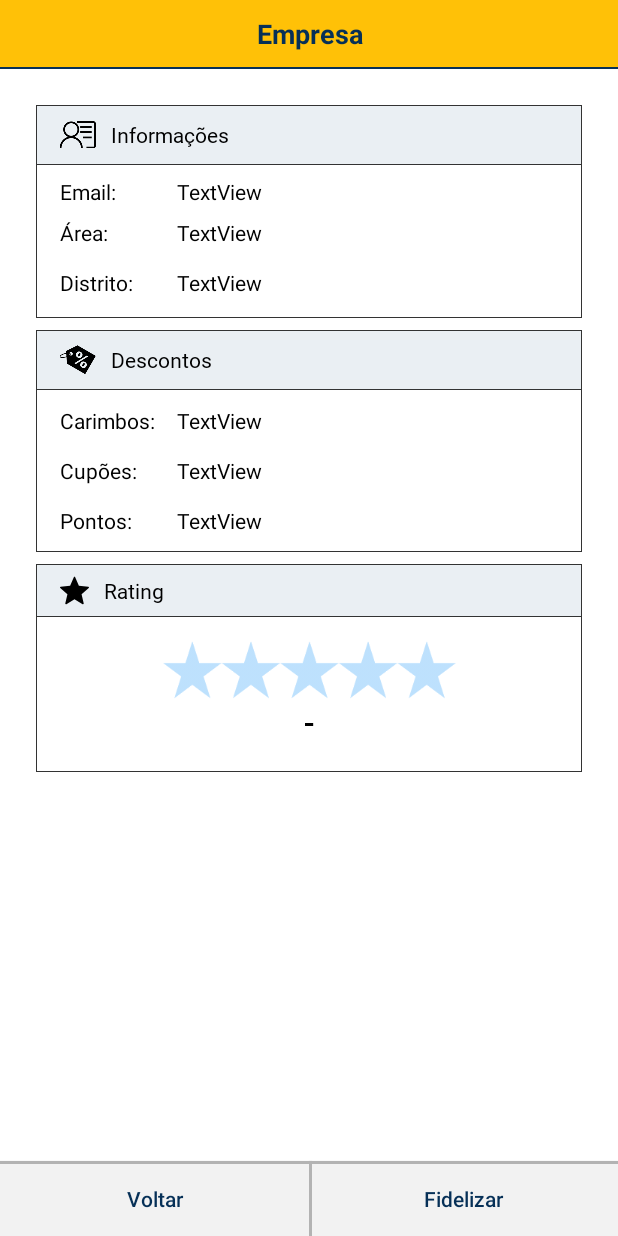
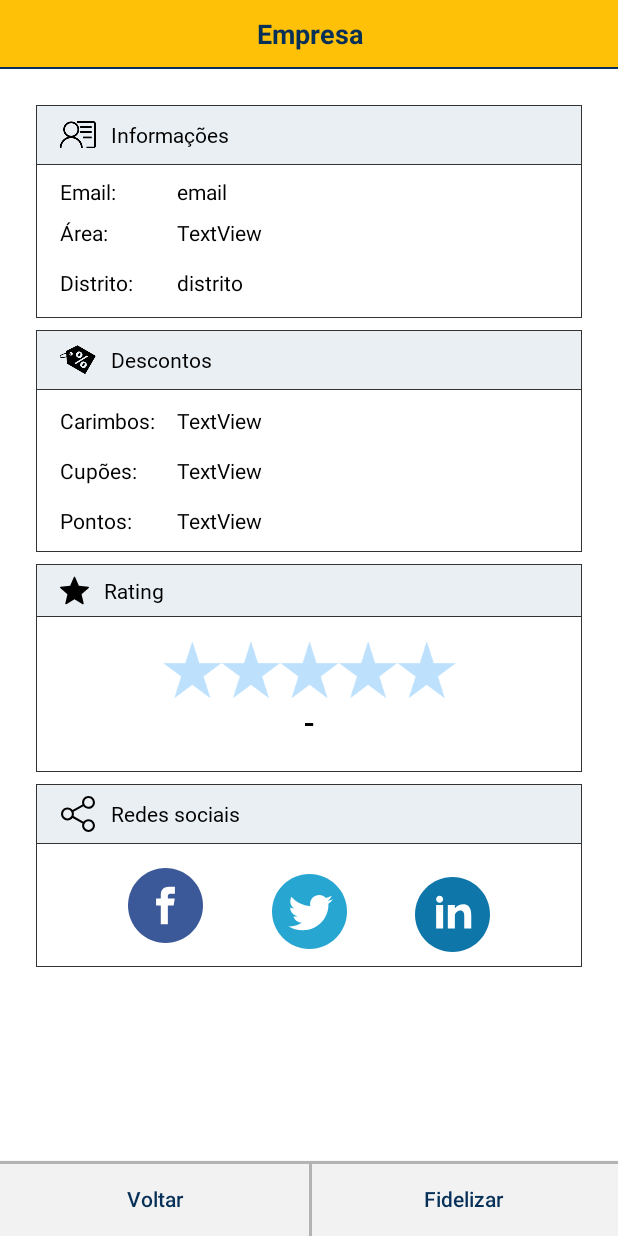
Before and after one commit to diogofalken/MyCards-Mobile, an Android app: the layout dialog_fidelizar_empresa.xml on its own in the app's theme, with its tools: preview values and no code run, on a phone screen of 412 x 824 dp. Run offline under Robolectric (Android 15) with nearby library versions, the phone set to English and light mode, and no system bars; network calls fail.

Commit message:
redes sociais empresas

```diff
--- a/app/src/main/java/com/example/pint_mobile/Fragment_feed_descontos.java
+++ b/app/src/main/java/com/example/pint_mobile/Fragment_feed_descontos.java
@@ -4,6 +4,7 @@ import android.content.Context;
 import android.os.Bundle;
 import android.support.annotation.NonNull;
 import android.support.annotation.Nullable;
+import android.support.constraint.ConstraintLayout;
 import android.support.v4.app.Fragment;
 import android.view.LayoutInflater;
 import android.view.View;
@@ -67,6 +68,7 @@ public class Fragment_feed_descontos extends Fragment {
             LayoutInflater layoutInflater = (LayoutInflater)getContext().getSystemService(Context.LAYOUT_INFLATER_SERVICE);
             View row = null;
             TextView tvNomeEmpresa, tvDescricao, tvDesignacao, tvValor, tvDataFim;
+            ConstraintLayout cl_carimbos, cl_cupoes, cl_pontos;
             Campanha campanha = getItem(position);
             switch (campanha.getTipoCampanha()) {
                 case "0":
--- /dev/null
+++ b/app/src/main/res/drawable/ic_facebook.xml
@@ -0,0 +1,5 @@
+<vector android:height="24dp" android:viewportHeight="291.319"
+    android:viewportWidth="291.319" android:width="24dp" xmlns:android="http://schemas.android.com/apk/res/android">
+    <path android:fillColor="#3B5998" android:pathData="M145.659,0c80.45,0 145.66,65.219 145.66,145.66c0,80.45 -65.21,145.659 -145.66,145.659S0,226.109 0,145.66C0,65.219 65.21,0 145.659,0z"/>
+    <path android:fillColor="#FFFFFF" android:pathData="M163.394,100.277h18.772v-27.73h-22.067v0.1c-26.738,0.947 -32.218,15.977 -32.701,31.763h-0.055v13.847h-18.207v27.156h18.207v72.793h27.439v-72.793h22.477l4.342,-27.156h-26.81v-8.366C154.791,104.556 158.341,100.277 163.394,100.277z"/>
+</vector>
--- /dev/null
+++ b/app/src/main/res/drawable/ic_linkedin.xml
@@ -0,0 +1,5 @@
+<vector android:height="24dp" android:viewportHeight="291.319"
+    android:viewportWidth="291.319" android:width="24dp" xmlns:android="http://schemas.android.com/apk/res/android">
+    <path android:fillColor="#0E76A8" android:pathData="M145.659,0c80.45,0 145.66,65.219 145.66,145.66s-65.21,145.659 -145.66,145.659S0,226.1 0,145.66S65.21,0 145.659,0z"/>
+    <path android:fillColor="#FFFFFF" android:pathData="M82.079,200.136h27.275v-90.91H82.079V200.136zM188.338,106.077c-13.237,0 -25.081,4.834 -33.483,15.504v-12.654H127.48v91.21h27.375v-49.324c0,-10.424 9.55,-20.593 21.512,-20.593s14.912,10.169 14.912,20.338v49.57h27.275v-51.6C218.553,112.686 201.584,106.077 188.338,106.077zM95.589,100.141c7.538,0 13.656,-6.118 13.656,-13.656S103.127,72.83 95.589,72.83s-13.656,6.118 -13.656,13.656S88.051,100.141 95.589,100.141z"/>
+</vector>
--- /dev/null
+++ b/app/src/main/res/drawable/ic_share.xml
@@ -0,0 +1,4 @@
+<vector android:height="24dp" android:viewportHeight="481.6"
+    android:viewportWidth="481.6" android:width="24dp" xmlns:android="http://schemas.android.com/apk/res/android">
+    <path android:fillColor="#FF000000" android:pathData="M381.6,309.4c-27.7,0 -52.4,13.2 -68.2,33.6l-132.3,-73.9c3.1,-8.9 4.8,-18.5 4.8,-28.4c0,-10 -1.7,-19.5 -4.9,-28.5l132.2,-73.8c15.7,20.5 40.5,33.8 68.3,33.8c47.4,0 86.1,-38.6 86.1,-86.1S429,0 381.5,0s-86.1,38.6 -86.1,86.1c0,10 1.7,19.6 4.9,28.5l-132.1,73.8c-15.7,-20.6 -40.5,-33.8 -68.3,-33.8c-47.4,0 -86.1,38.6 -86.1,86.1s38.7,86.1 86.2,86.1c27.8,0 52.6,-13.3 68.4,-33.9l132.2,73.9c-3.2,9 -5,18.7 -5,28.7c0,47.4 38.6,86.1 86.1,86.1s86.1,-38.6 86.1,-86.1S429.1,309.4 381.6,309.4zM381.6,27.1c32.6,0 59.1,26.5 59.1,59.1s-26.5,59.1 -59.1,59.1s-59.1,-26.5 -59.1,-59.1S349.1,27.1 381.6,27.1zM100,299.8c-32.6,0 -59.1,-26.5 -59.1,-59.1s26.5,-59.1 59.1,-59.1s59.1,26.5 59.1,59.1S132.5,299.8 100,299.8zM381.6,454.5c-32.6,0 -59.1,-26.5 -59.1,-59.1c0,-32.6 26.5,-59.1 59.1,-59.1s59.1,26.5 59.1,59.1C440.7,428 414.2,454.5 381.6,454.5z"/>
+</vector>
--- /dev/null
+++ b/app/src/main/res/drawable/ic_twitter.xml
@@ -0,0 +1,5 @@
+<vector android:height="24dp" android:viewportHeight="291.319"
+    android:viewportWidth="291.319" android:width="24dp" xmlns:android="http://schemas.android.com/apk/res/android">
+    <path android:fillColor="#26A6D1" android:pathData="M145.659,0c80.45,0 145.66,65.219 145.66,145.66c0,80.45 -65.21,145.659 -145.66,145.659S0,226.109 0,145.66C0,65.219 65.21,0 145.659,0z"/>
+    <path android:fillColor="#FFFFFF" android:pathData="M236.724,98.129c-6.363,2.749 -13.21,4.597 -20.392,5.435c7.338,-4.27 12.964,-11.016 15.613,-19.072c-6.864,3.96 -14.457,6.828 -22.55,8.366c-6.473,-6.691 -15.695,-10.87 -25.909,-10.87c-19.591,0 -35.486,15.413 -35.486,34.439c0,2.704 0.31,5.335 0.919,7.857c-29.496,-1.438 -55.66,-15.158 -73.157,-35.996c-3.059,5.089 -4.807,10.997 -4.807,17.315c0,11.944 6.263,22.504 15.786,28.668c-5.826,-0.182 -11.289,-1.721 -16.086,-4.315v0.437c0,16.696 12.235,30.616 28.476,33.784c-2.977,0.783 -6.109,1.211 -9.35,1.211c-2.285,0 -4.506,-0.209 -6.673,-0.619c4.515,13.692 17.625,23.651 33.165,23.925c-12.153,9.249 -27.457,14.748 -44.089,14.748c-2.868,0 -5.69,-0.164 -8.476,-0.482c15.722,9.777 34.367,15.485 54.422,15.485c65.292,0 100.997,-52.51 100.997,-98.029l-0.1,-4.461C225.945,111.111 231.963,105.048 236.724,98.129z"/>
+</vector>
--- a/app/src/main/res/layout/dialog_fidelizar_empresa.xml
+++ b/app/src/main/res/layout/dialog_fidelizar_empresa.xml
@@ -99,14 +99,14 @@
                     app:layout_constraintTop_toBottomOf="@+id/textView122" />
 
                 <TextView
-                    android:id="@+id/nome"
+                    android:id="@+id/distrito"
                     android:layout_width="0dp"
                     android:layout_height="25dp"
                     android:layout_marginStart="8dp"
                     android:layout_marginLeft="8dp"
                     android:layout_marginEnd="8dp"
                     android:layout_marginRight="8dp"
-                    android:text="TextView"
+                    android:text="distrito"
                     android:textColor="@color/corPreta"
                     app:layout_constraintEnd_toEndOf="parent"
                     app:layout_constraintHorizontal_bias="0.0"
@@ -129,14 +129,14 @@
                     app:layout_constraintTop_toTopOf="@+id/textView25" />
 
                 <TextView
-                    android:id="@+id/nome"
+                    android:id="@+id/email"
                     android:layout_width="0dp"
                     android:layout_height="wrap_content"
                     android:layout_marginStart="8dp"
                     android:layout_marginLeft="8dp"
                     android:layout_marginEnd="8dp"
                     android:layout_marginRight="8dp"
-                    android:text="TextView"
+                    android:text="email"
                     android:textColor="@color/corPreta"
                     app:layout_constraintEnd_toEndOf="parent"
                     app:layout_constraintStart_toEndOf="@+id/textView21"
@@ -152,7 +152,7 @@
                     android:text="Área:"
                     android:textColor="@color/corPreta"
                     app:layout_constraintStart_toStartOf="parent"
-                    app:layout_constraintTop_toBottomOf="@+id/nome" />
+                    app:layout_constraintTop_toBottomOf="@+id/email" />
 
                 <TextView
                     android:id="@+id/textView26"
@@ -355,6 +355,89 @@
 
             </android.support.constraint.ConstraintLayout>
 
+            <android.support.constraint.ConstraintLayout
+                android:id="@+id/constraintLayoutf5"
+                android:layout_width="0dp"
+                android:layout_height="wrap_content"
+                android:layout_marginStart="8dp"
+                android:layout_marginLeft="8dp"
+                android:layout_marginTop="8dp"
+                android:layout_marginEnd="8dp"
+                android:layout_marginRight="8dp"
+                android:background="@drawable/border_constraint_layout_edit_profile"
+                app:layout_constraintEnd_toEndOf="parent"
+                app:layout_constraintHorizontal_bias="1.0"
+                app:layout_constraintStart_toStartOf="parent"
+                app:layout_constraintTop_toBottomOf="@+id/constraintLayout5">
+
+                <TextView
+                    android:id="@+id/textViewe2"
+                    android:layout_width="0dp"
+                    android:layout_height="wrap_content"
+                    android:background="@drawable/border_constraint_layout_edit_profile_tittle"
+                    android:drawableLeft="@drawable/ic_share"
+                    android:drawablePadding="10dp"
+                    android:gravity="center_vertical"
+                    android:paddingLeft="16dp"
+                    android:paddingTop="8dp"
+                    android:paddingBottom="8dp"
+                    android:text="Redes sociais"
+                    android:textColor="@color/corPreta"
+                    android:textSize="14sp"
+                    app:fontFamily="@font/roboto"
+                    app:layout_constraintEnd_toEndOf="parent"
+                    app:layout_constraintHorizontal_bias="0.0"
+                    app:layout_constraintStart_toStartOf="parent"
+                    app:layout_constraintTop_toTopOf="parent" />
+
+                <ImageView
+                    android:id="@+id/twitter"
+                    android:layout_width="50dp"
+                    android:layout_height="50dp"
+                    android:layout_marginStart="8dp"
+                    android:layout_marginLeft="8dp"
+                    android:layout_marginEnd="8dp"
+                    android:layout_marginRight="8dp"
+                    android:layout_marginBottom="8dp"
+                    app:layout_constraintBottom_toBottomOf="parent"
+                    app:layout_constraintEnd_toStartOf="@+id/linkedin"
+                    app:layout_constraintStart_toEndOf="@+id/facebook"
+                    app:layout_constraintTop_toTopOf="@+id/facebook"
+                    app:srcCompat="@drawable/ic_twitter" />
+
+                <ImageView
+                    android:id="@+id/linkedin"
+                    android:layout_width="50dp"
+                    android:layout_height="50dp"
+                    android:layout_marginStart="8dp"
+                    android:layout_marginLeft="8dp"
+                    android:layout_marginEnd="32dp"
+                    android:layout_marginRight="32dp"
+                    android:layout_marginBottom="8dp"
+                    app:layout_constraintBottom_toBottomOf="parent"
+                    app:layout_constraintEnd_toEndOf="parent"
+                    app:layout_constraintStart_toEndOf="@+id/twitter"
+                    app:layout_constraintTop_toTopOf="@+id/twitter"
+                    app:srcCompat="@drawable/ic_linkedin" />
+
+                <ImageView
+                    android:id="@+id/facebook"
+                    android:layout_width="50dp"
+                    android:layout_height="50dp"
+                    android:layout_marginStart="32dp"
+                    android:layout_marginLeft="32dp"
+                    android:layout_marginTop="16dp"
+                    android:layout_marginEnd="8dp"
+                    android:layout_marginRight="8dp"
+                    android:layout_marginBottom="16dp"
+                    app:layout_constraintBottom_toBottomOf="parent"
+                    app:layout_constraintEnd_toStartOf="@+id/twitter"
+                    app:layout_constraintStart_toStartOf="parent"
+                    app:layout_constraintTop_toBottomOf="@+id/textViewe2"
+                    app:srcCompat="@drawable/ic_facebook" />
+
+            </android.support.constraint.ConstraintLayout>
+
         </android.support.constraint.ConstraintLayout>
 
 
```
